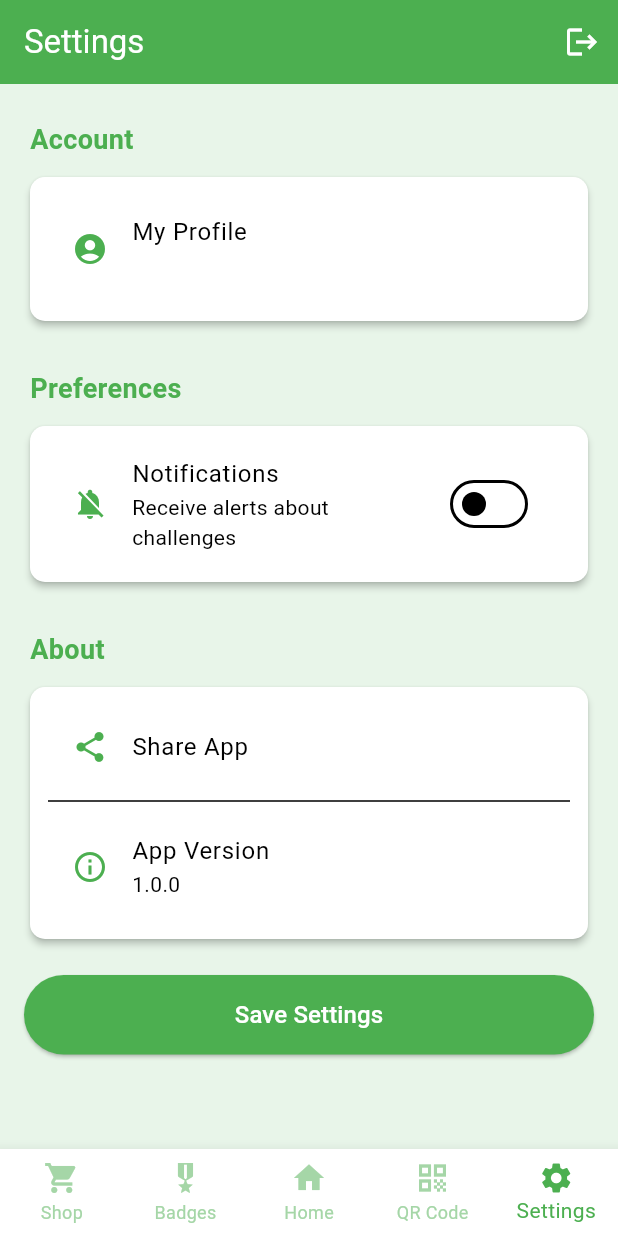
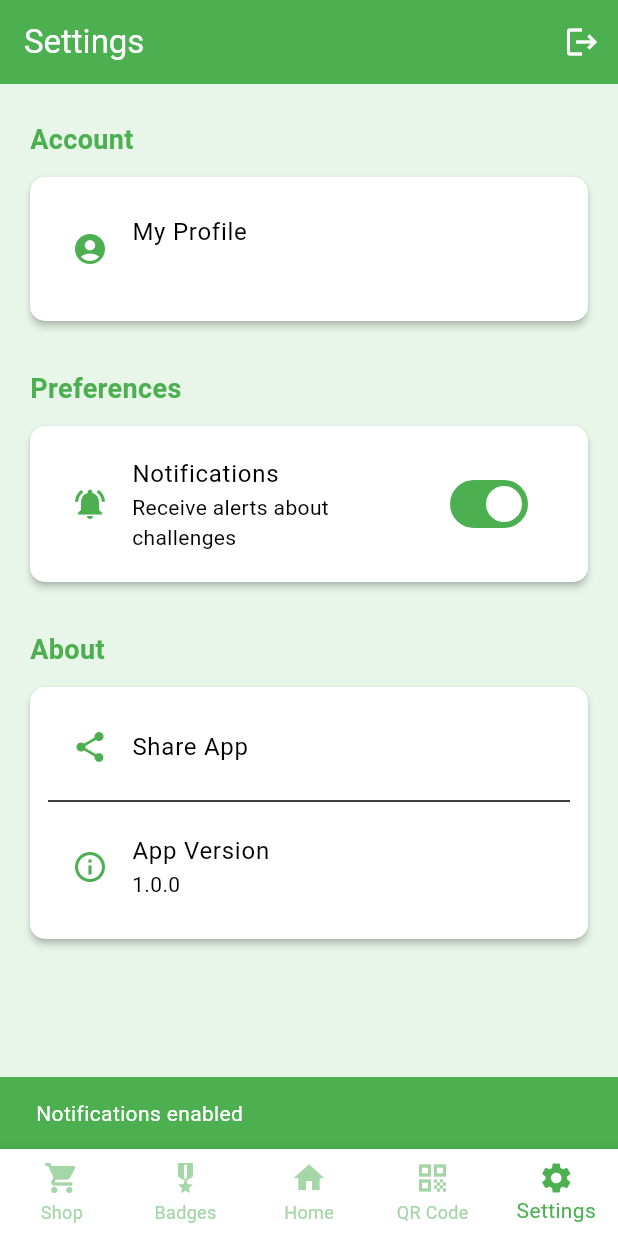
Before and after one commit to LEIC-ES-2024-25/2LEIC02T3, a Flutter app: the screen it shows once a user with an empty profile is signed in, item 5 of the bottom bar chosen, after a tap on "Notifications", on a phone screen of 412 x 824 dp. Run offline on Flutter 3.47's test engine with Material 3 defaults, Android fonts, the phone set to English and light mode, and no system bars; our stand-ins replace cloud_firestore, firebase_auth, firebase_core, flutter_local_notifications, pedometer, qr_flutter; missing offline and left inert: flutter_activity_recognition, mobile_scanner; accounts and stored records are empty; generated files the repository leaves out were written again; network calls fail.

Commit message:
implement notification preferences management

```diff
--- a/lib/providers/challenges_provider.dart
+++ b/lib/providers/challenges_provider.dart
@@ -62,7 +62,6 @@ class ChallengesProvider with ChangeNotifier {
       Challenge(id: 'car-free', title: "Car-Free Day", description: "Avoid using a car today.", points: 60, carFreeStatus: "car-free by now"),
       Challenge(id: 'bike', title: "Rode a Bike Today", description: "Swap your car ride for a bike ride today.", points: 30, bikeRideStatus: "not done yet"),
       Challenge(id: 'shower', title: "5-minutes-shower", description: "Take a shower in under 5 minutes.", points: 30, isTimerRunning: false, elapsedTime: 0, showerStatus: "not started"),
-      Challenge(id: 'screen-time', title: "Screen Time", description: "Limit your screen time to 2 hours.", points: 80, totalSteps: 120, currentSteps: 0),
       Challenge(id: 'cleanup', title: "Attend Any Eco Event", description: "Participate in any environmental event and scan the QR code.", points: 50, qrCodeStatus: "not scanned"),
     ];
   }
@@ -414,7 +413,6 @@ class ChallengesProvider with ChangeNotifier {
           case 'shower': badgeId = 'water_saver'; break;
           case 'bike': badgeId = 'cycling_pro'; break;
           case 'cleanup': badgeId = 'community_leader'; break;
-          case 'screen-time': badgeId = 'screen_balancer'; break;
         }
         if (badgeId != null) {
           await badgesProvider.unlockBadge(badgeId, context);
@@ -424,7 +422,7 @@ class ChallengesProvider with ChangeNotifier {
             await badgesProvider.unlockBadge(firstBadge, context);
           }
           // Unlock 'Eco Master' when all other badges are unlocked
-          final allBadgeIds = ['eco_beginner','step_enthusiast','water_saver','screen_balancer','cycling_pro','community_leader'];
+          final allBadgeIds = ['eco_beginner','step_enthusiast','water_saver','cycling_pro','community_leader'];
           final unlockedIds = badgesProvider.badges.where((b) => b.isUnlocked).map((b) => b.id).toList();
           if (!unlockedIds.contains('eco_master') && allBadgeIds.every((id) => unlockedIds.contains(id))) {
             await badgesProvider.unlockBadge('eco_master', context);
--- a/lib/screens/challenges_screen.dart
+++ b/lib/screens/challenges_screen.dart
@@ -61,8 +61,6 @@ class ChallengesScreen extends StatelessWidget {
         return _buildBikeChallenge(context, challenge, provider);
       case 'shower':
         return _buildShowerChallenge(context, challenge, provider);
-      case 'screen-time':
-        return _buildScreenTimeChallenge(challenge);
       case 'cleanup':
         return _buildCleanupEventChallenge(context, challenge);
       default:
@@ -282,54 +280,6 @@ class ChallengesScreen extends StatelessWidget {
     );
   }
 
-  Widget _buildScreenTimeChallenge(Challenge challenge) {
-    final hours = challenge.currentSteps ~/ 60;
-    final minutes = challenge.currentSteps % 60;
-    final displayTime = '$hours:${minutes.toString().padLeft(2, '0')}';
-    final progress = challenge.currentSteps / challenge.totalSteps;
-
-    return Column(
-      crossAxisAlignment: CrossAxisAlignment.start,
-      children: [
-        Row(
-          mainAxisAlignment: MainAxisAlignment.spaceBetween,
-          children: [
-            Expanded(
-              child: Text(
-                challenge.title,
-                style: const TextStyle(fontSize: 18, fontWeight: FontWeight.bold),
-              ),
-            ),
-            Container(
-              padding: const EdgeInsets.symmetric(horizontal: 10, vertical: 4),
-              decoration: BoxDecoration(
-                color: Colors.green,
-                borderRadius: BorderRadius.circular(12),
-              ),
-              child: Text(
-                '${challenge.points} pts',
-                style: const TextStyle(
-                  fontWeight: FontWeight.bold,
-                  color: Colors.white,
-                ),
-              ),
-            ),
-          ],
-        ),
-        const SizedBox(height: 8),
-        Text(challenge.description),
-        const SizedBox(height: 12),
-        LinearProgressIndicator(
-          value: progress.clamp(0.0, 1.0),
-          backgroundColor: Colors.grey[300],
-          color: progress >= 1.0 ? Colors.red : Colors.green,
-        ),
-        const SizedBox(height: 8),
-        Text('Screen time today: $displayTime hours'),
-      ],
-    );
-  }
-
   Widget _buildCleanupEventChallenge(BuildContext context, Challenge challenge) {
     return Column(
       crossAxisAlignment: CrossAxisAlignment.start,
--- a/lib/screens/settings_screen.dart
+++ b/lib/screens/settings_screen.dart
@@ -5,6 +5,7 @@ import '../providers/badges_provider.dart';
 import '../providers/challenges_provider.dart';
 import '../providers/points_provider.dart';
 import '../services/auth_service.dart';
+import '../services/progress_service.dart';
 import '../widgets/auth_wrapper.dart';
 import 'bottom_navigation_bar.dart';
 
@@ -19,14 +20,40 @@ class _SettingsScreenState extends State<SettingsScreen> {
   bool _isLoading = false;
   bool _notificationsEnabled = true;
 
-  Future<void> _savePreferences() async {
-    // Implementation of preferences saving
-    ScaffoldMessenger.of(context).showSnackBar(
-      const SnackBar(
-        content: Text('Preferences saved successfully!'),
-        backgroundColor: Colors.green,
-      ),
-    );
+  @override
+  void initState() {
+    super.initState();
+    _loadNotificationPreference();
+  }
+
+  Future<void> _loadNotificationPreference() async {
+    try {
+      final progressService = ProgressService();
+      final userData = await progressService.getUserProgress();
+      if (userData != null && userData.containsKey('notifications_enabled')) {
+        setState(() {
+          _notificationsEnabled = userData['notifications_enabled'] as bool;
+        });
+      }
+    } catch (e) {
+      debugPrint('Error loading notification preference: $e');
+    }
+  }
+
+  Future<void> _saveNotificationPreference(bool enabled) async {
+    try {
+      await ProgressService().setUserProgress({
+        'notifications_enabled': enabled,
+      });
+    } catch (e) {
+      debugPrint('Error saving notification preference: $e');
+      ScaffoldMessenger.of(context).showSnackBar(
+        SnackBar(
+          content: Text('Error saving notification settings: $e'),
+          backgroundColor: Colors.red,
+        ),
+      );
+    }
   }
 
   Future<void> _handleLogout(BuildContext context) async {
@@ -104,14 +131,6 @@ class _SettingsScreenState extends State<SettingsScreen> {
                   subtitle: Text(
                     Provider.of<AuthService>(context).currentUser?.email ?? 'Not logged in',
                   ),
-                  onTap: () {
-                    ScaffoldMessenger.of(context).showSnackBar(
-                      const SnackBar(
-                        content: Text('Feature in development'),
-                        backgroundColor: Colors.green,
-                      ),
-                    );
-                  },
                 ),
               ),
             ),
@@ -135,10 +154,22 @@ class _SettingsScreenState extends State<SettingsScreen> {
                       color: Colors.green
                   ),
                   value: _notificationsEnabled,
-                  onChanged: (value) {
+                  onChanged: (value) async {
                     setState(() {
                       _notificationsEnabled = value;
                     });
+                    await _saveNotificationPreference(value);
+
+                    // Show feedback to user
+                    if (mounted) {
+                      ScaffoldMessenger.of(context).showSnackBar(
+                        SnackBar(
+                          content: Text(value ? 'Notifications enabled' : 'Notifications disabled'),
+                          backgroundColor: Colors.green,
+                          duration: const Duration(seconds: 2),
+                        ),
+                      );
+                    }
                   },
                 ),
               ),
@@ -191,19 +222,6 @@ class _SettingsScreenState extends State<SettingsScreen> {
             ),
 
             const SizedBox(height: 20),
-
-            // Save settings button
-            ElevatedButton(
-              onPressed: _savePreferences,
-              style: ElevatedButton.styleFrom(
-                backgroundColor: Colors.green,
-                padding: const EdgeInsets.symmetric(vertical: 15),
-              ),
-              child: const Text(
-                'Save Settings',
-                style: TextStyle(color: Colors.white, fontSize: 16),
-              ),
-            ),
           ],
         ),
       ),
--- a/lib/services/auth_service.dart
+++ b/lib/services/auth_service.dart
@@ -25,9 +25,12 @@ class AuthService {
   Future<UserCredential?> signUpWithEmailAndPassword(String email, String password) async {
     try {
       final credential = await _auth.createUserWithEmailAndPassword(email: email, password: password);
-      // Initialize user_progress with empty badges field
+      // Initialize user_progress with empty badges field and notification preferences
       if (credential.user != null) {
-        await ProgressService().setUserProgress({'badges': []});
+        await ProgressService().setUserProgress({
+          'badges': [],
+          'notifications_enabled': true  // Default notification setting is enabled
+        });
       }
       return credential;
     } on FirebaseAuthException catch (e) {
--- a/lib/services/notification_service.dart
+++ b/lib/services/notification_service.dart
@@ -1,5 +1,7 @@
 import 'dart:io';
+import 'package:flutter/foundation.dart';
 import 'package:flutter_local_notifications/flutter_local_notifications.dart';
+import '../services/progress_service.dart';
 
 class NotificationService {
   static final NotificationService _instance = NotificationService._internal();
@@ -69,6 +71,11 @@ class NotificationService {
   }
 
   Future<void> showStepCountNotification(int stepCount) async {
+    // Check user preference before showing notification
+    if (!await _areNotificationsEnabled()) {
+      return;
+    }
+
     const AndroidNotificationDetails androidDetails = AndroidNotificationDetails(
       'step_count_channel_silent', // Use the new channel ID
       'Step Count (Silent)',
@@ -90,11 +97,31 @@ class NotificationService {
     );
   }
 
+  Future<bool> _areNotificationsEnabled() async {
+    try {
+      final progressService = ProgressService();
+      final userData = await progressService.getUserProgress();
+      // Default to true if the setting doesn't exist in Firestore
+      return userData != null && userData.containsKey('notifications_enabled')
+          ? userData['notifications_enabled'] as bool
+          : true;
+    } catch (e) {
+      // Default to true on error
+      print('Error checking notification preference: $e');
+      return true;
+    }
+  }
+
   Future<void> cancelNotification() async {
     await flutterLocalNotificationsPlugin.cancel(0);
   }
 
   Future<void> showChallengeCompletedNotification(String challengeTitle, int points) async {
+    // Check user preference before showing notification
+    if (!await _areNotificationsEnabled()) {
+      return;
+    }
+
     const AndroidNotificationDetails androidDetails = AndroidNotificationDetails(
       'challenge_completed_channel',
       'Challenge Completed',
```
